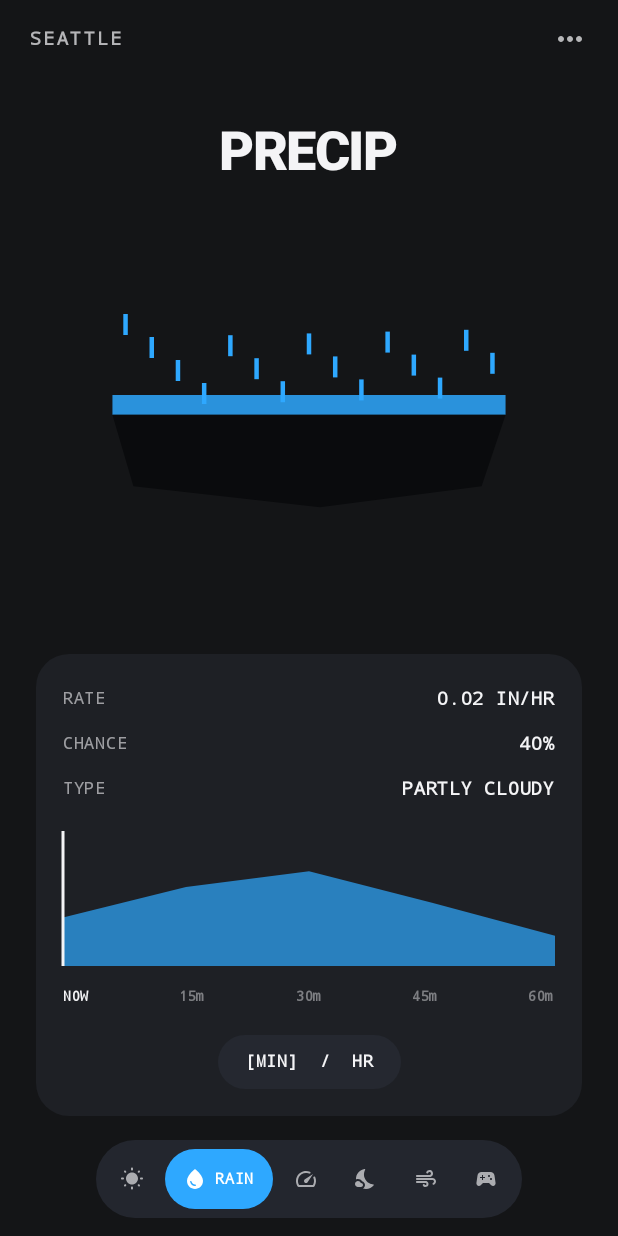
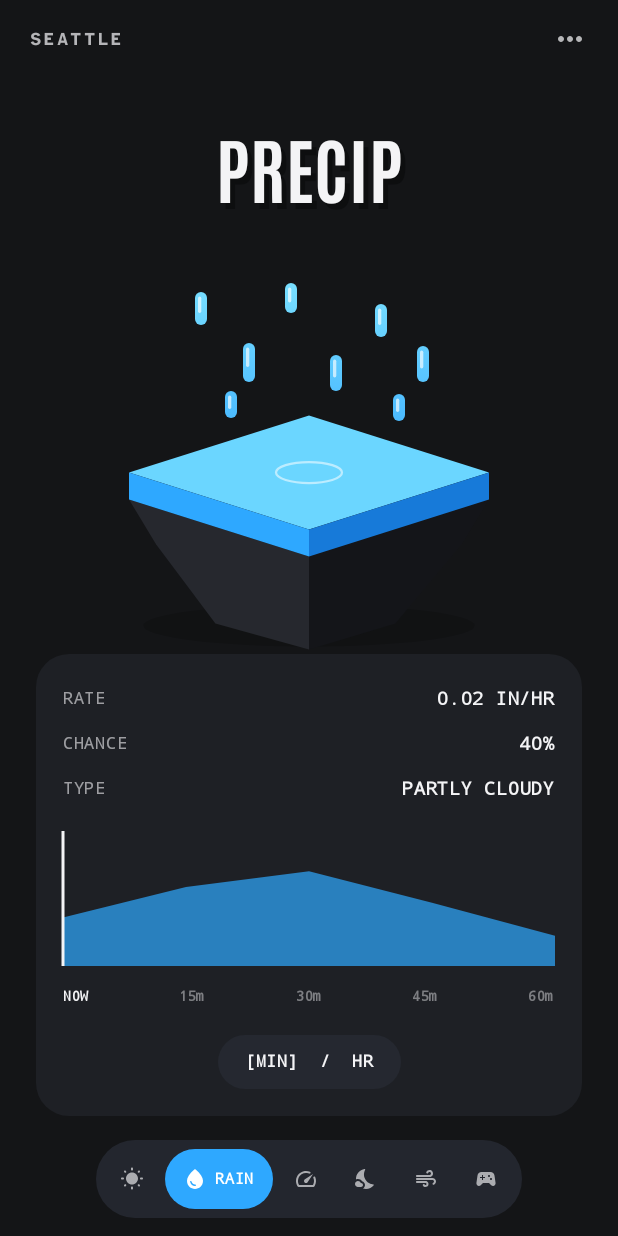
Before and after one commit to Boladale-01/un-boring-weather, an Android app built with Jetpack Compose: the screen it shows after launch (MainActivity), after a tap on "RAIN", on a phone screen of 412 x 824 dp. Run offline under Robolectric (Android 15) with nearby library versions, the phone set to English and light mode, and no system bars; our stand-ins replace Navigation 3; network calls fail; 2 other taps on this screen came first.

Commit message:
v3.0: Figma-matched 3D stage, Antonio & Atkinson Mono fonts, isometric 3D Precip slab

```diff
--- a/app/src/main/kotlin/com/unboring/weather/ui/components/DetailPanels.kt
+++ b/app/src/main/kotlin/com/unboring/weather/ui/components/DetailPanels.kt
@@ -32,8 +32,10 @@ import androidx.compose.runtime.setValue
 import androidx.compose.ui.Alignment
 import androidx.compose.ui.Modifier
 import androidx.compose.ui.draw.clip
+import androidx.compose.ui.geometry.CornerRadius
 import androidx.compose.ui.geometry.Offset
 import androidx.compose.ui.geometry.Size
+import androidx.compose.ui.graphics.Brush
 import androidx.compose.ui.graphics.Color
 import androidx.compose.ui.graphics.Path
 import androidx.compose.ui.input.pointer.pointerInput
@@ -45,6 +47,8 @@ import androidx.compose.ui.unit.sp
 import com.unboring.weather.model.HourlyPoint
 import com.unboring.weather.model.WeatherSkin
 import com.unboring.weather.model.WeatherSnapshot
+import com.unboring.weather.ui.theme.AntonioDisplay
+import com.unboring.weather.ui.theme.AtkinsonMono
 import kotlin.math.PI
 import kotlin.math.cos
 import kotlin.math.roundToInt
@@ -78,55 +82,123 @@ fun PrecipDetailPanel(
     horizontalAlignment = Alignment.CenterHorizontally,
     verticalArrangement = Arrangement.SpaceBetween
   ) {
-    Text(
-      text = "PRECIP",
-      color = skin.onSurface,
-      fontSize = 36.sp,
-      fontWeight = FontWeight.Black,
-      letterSpacing = (-1).sp
-    )
+    Box(contentAlignment = Alignment.Center) {
+      Text(
+        text = "PRECIP",
+        color = skin.numeralExtrude.copy(alpha = 0.7f),
+        fontSize = 48.sp,
+        fontWeight = FontWeight.Bold,
+        fontFamily = AntonioDisplay,
+        modifier = Modifier.offset(x = 3.dp, y = 4.dp)
+      )
+      Text(
+        text = "PRECIP",
+        color = skin.onSurface,
+        fontSize = 48.sp,
+        fontWeight = FontWeight.Bold,
+        fontFamily = AntonioDisplay
+      )
+    }
 
-    // 3D-style Terrain Cross-Section Slab + Water Pool
+    // Isometric 3D Water Cap + Faceted 3D Rock Slab + 3D Gradient Raindrops (matching Figma Screen 04)
     Canvas(
       modifier = Modifier
         .fillMaxWidth()
-        .height(140.dp)
+        .height(210.dp)
     ) {
-      val w = size.width
-      val h = size.height
-      val slabTop = h * 0.48f
-      val slabH = h * 0.34f
-      val left = w * 0.14f
-      val right = w * 0.86f
+      val cx = size.width * 0.5f
+      val isoW = 120.dp.toPx()
+      val isoH = 38.dp.toPx()
+      val waterTopY = size.height * 0.44f
+      val waterThick = 18.dp.toPx()
+      val rockDepth = 62.dp.toPx()
 
-      // Water layer on top
-      val waterDepth = (6.dp.toPx() + (chanceVal / 100f) * 18.dp.toPx())
-      drawRect(
-        color = skin.rainColor.copy(alpha = 0.85f),
-        topLeft = Offset(left, slabTop - waterDepth),
-        size = Size(right - left, waterDepth)
+      // Soft ground shadow
+      drawOval(
+        color = Color.Black.copy(alpha = 0.16f),
+        topLeft = Offset(cx - isoW * 0.92f, waterTopY + isoH * 2f + rockDepth - 12.dp.toPx()),
+        size = Size(isoW * 1.84f, 28.dp.toPx())
       )
 
-      // Dark 3D terrain block
-      val terrainPath = Path().apply {
-        moveTo(left, slabTop)
-        lineTo(right, slabTop)
-        lineTo(right - 16.dp.toPx(), slabTop + slabH)
-        lineTo(w * 0.52f, slabTop + slabH + 14.dp.toPx())
-        lineTo(left + 14.dp.toPx(), slabTop + slabH)
+      // Faceted 3D Rock Base (Left & Right facets)
+      val rockLeft = Path().apply {
+        moveTo(cx - isoW, waterTopY + isoH + waterThick)
+        lineTo(cx, waterTopY + isoH * 2f + waterThick)
+        lineTo(cx, waterTopY + isoH * 2f + waterThick + rockDepth)
+        lineTo(cx - isoW * 0.52f, waterTopY + isoH * 2f + waterThick + rockDepth * 0.72f)
+        lineTo(cx - isoW * 0.85f, waterTopY + isoH + waterThick + rockDepth * 0.48f)
         close()
       }
-      drawPath(terrainPath, color = skin.numeralExtrude)
+      drawPath(rockLeft, color = Color(0xFF26282E))
 
-      // Falling rain streaks
-      for (i in 0..14) {
-        val rx = left + ((i + 0.5f) / 15f) * (right - left)
-        val ry = (i * 23f) % (slabTop - 20.dp.toPx())
-        drawLine(
-          color = skin.rainColor,
-          start = Offset(rx, ry),
-          end = Offset(rx, ry + 14.dp.toPx()),
-          strokeWidth = 3.dp.toPx()
+      val rockRight = Path().apply {
+        moveTo(cx, waterTopY + isoH * 2f + waterThick)
+        lineTo(cx + isoW, waterTopY + isoH + waterThick)
+        lineTo(cx + isoW * 0.85f, waterTopY + isoH + waterThick + rockDepth * 0.48f)
+        lineTo(cx + isoW * 0.48f, waterTopY + isoH * 2f + waterThick + rockDepth * 0.72f)
+        lineTo(cx, waterTopY + isoH * 2f + waterThick + rockDepth)
+        close()
+      }
+      drawPath(rockRight, color = Color(0xFF141519))
+
+      // 3D Isometric Water Cap (Top, Left, Right)
+      val waterTop = Path().apply {
+        moveTo(cx, waterTopY)
+        lineTo(cx + isoW, waterTopY + isoH)
+        lineTo(cx, waterTopY + isoH * 2f)
+        lineTo(cx - isoW, waterTopY + isoH)
+        close()
+      }
+      drawPath(waterTop, color = Color(0xFF6BD6FF))
+
+      val waterLeft = Path().apply {
+        moveTo(cx - isoW, waterTopY + isoH)
+        lineTo(cx, waterTopY + isoH * 2f)
+        lineTo(cx, waterTopY + isoH * 2f + waterThick)
+        lineTo(cx - isoW, waterTopY + isoH + waterThick)
+        close()
+      }
+      drawPath(waterLeft, color = Color(0xFF2EA8FF))
+
+      val waterRight = Path().apply {
+        moveTo(cx, waterTopY + isoH * 2f)
+        lineTo(cx + isoW, waterTopY + isoH)
+        lineTo(cx + isoW, waterTopY + isoH + waterThick)
+        lineTo(cx, waterTopY + isoH * 2f + waterThick)
+        close()
+      }
+      drawPath(waterRight, color = Color(0xFF177AD9))
+
+      // Water splash ripple
+      drawOval(
+        color = Color.White.copy(alpha = 0.55f),
+        topLeft = Offset(cx - 22.dp.toPx(), waterTopY + isoH - 7.dp.toPx()),
+        size = Size(44.dp.toPx(), 14.dp.toPx()),
+        style = androidx.compose.ui.graphics.drawscope.Stroke(width = 1.5.dp.toPx())
+      )
+
+      // 3D Raindrop Capsules with Specular Highlights
+      val drops = listOf(
+        Triple(-76f, 10f, 22f), Triple(-44f, 44f, 26f), Triple(-16f, 4f, 20f),
+        Triple(14f, 52f, 24f), Triple(44f, 18f, 22f), Triple(72f, 46f, 24f),
+        Triple(-56f, 76f, 18f), Triple(56f, 78f, 18f)
+      )
+      drops.forEach { (ox, oy, dh) ->
+        val dx = cx + ox.dp.toPx()
+        val dy = oy.dp.toPx()
+        val dw = 8.dp.toPx()
+        val dhPx = dh.dp.toPx()
+        drawRoundRect(
+          brush = Brush.verticalGradient(listOf(Color(0xFF7AE0FF), Color(0xFF148EFF))),
+          topLeft = Offset(dx, dy),
+          size = Size(dw, dhPx),
+          cornerRadius = CornerRadius(dw / 2f, dw / 2f)
+        )
+        drawRoundRect(
+          color = Color.White.copy(alpha = 0.65f),
+          topLeft = Offset(dx + 2.dp.toPx(), dy + 3.dp.toPx()),
+          size = Size(2.2.dp.toPx(), dhPx * 0.5f),
+          cornerRadius = CornerRadius(1.1.dp.toPx(), 1.1.dp.toPx())
         )
       }
     }
--- /dev/null
+++ b/app/src/main/kotlin/com/unboring/weather/ui/components/Weather3DStage.kt
@@ -0,0 +1,324 @@
+package com.unboring.weather.ui.components
+
+import androidx.compose.animation.core.Spring
+import androidx.compose.animation.core.animateFloatAsState
+import androidx.compose.animation.core.spring
+import androidx.compose.foundation.Canvas
+import androidx.compose.foundation.layout.Box
+import androidx.compose.foundation.layout.Column
+import androidx.compose.foundation.layout.Spacer
+import androidx.compose.foundation.layout.fillMaxSize
+import androidx.compose.foundation.layout.height
+import androidx.compose.foundation.layout.offset
+import androidx.compose.foundation.layout.padding
+import androidx.compose.foundation.layout.size
+import androidx.compose.material3.Text
+import androidx.compose.runtime.Composable
+import androidx.compose.runtime.LaunchedEffect
+import androidx.compose.runtime.getValue
+import androidx.compose.runtime.mutableFloatStateOf
+import androidx.compose.runtime.remember
+import androidx.compose.runtime.setValue
+import androidx.compose.ui.Alignment
+import androidx.compose.ui.Modifier
+import androidx.compose.ui.geometry.CornerRadius
+import androidx.compose.ui.geometry.Offset
+import androidx.compose.ui.geometry.Size
+import androidx.compose.ui.graphics.Brush
+import androidx.compose.ui.graphics.Color
+import androidx.compose.ui.graphics.Path
+import androidx.compose.ui.graphics.drawscope.Stroke
+import androidx.compose.ui.graphics.drawscope.rotate
+import androidx.compose.ui.graphics.graphicsLayer
+import androidx.compose.ui.graphics.lerp
+import androidx.compose.ui.platform.LocalDensity
+import androidx.compose.ui.text.font.FontWeight
+import androidx.compose.ui.unit.IntOffset
+import androidx.compose.ui.unit.dp
+import androidx.compose.ui.unit.sp
+import com.unboring.weather.model.ShaderMode
+import com.unboring.weather.model.WeatherCondition
+import com.unboring.weather.model.WeatherSkin
+import com.unboring.weather.ui.theme.AntonioDisplay
+import com.unboring.weather.ui.theme.AtkinsonMono
+import kotlin.math.PI
+import kotlin.math.cos
+import kotlin.math.roundToInt
+import kotlin.math.sin
+import kotlin.random.Random
+import kotlinx.coroutines.delay
+
+@Composable
+fun Weather3DStage(
+  temperatureDisplay: Int,
+  condition: WeatherCondition,
+  precipProbability: Int,
+  cloudCover: Int,
+  windSpeedMph: Double,
+  isDay: Boolean,
+  moonPhaseFraction: Double,
+  cloudSeed: Int,
+  skin: WeatherSkin,
+  spinAngleDeg: Float,
+  pullX: Float,
+  pullY: Float,
+  modifier: Modifier = Modifier
+) {
+  var timeSec by remember { mutableFloatStateOf(0f) }
+  LaunchedEffect(Unit) {
+    while (true) {
+      delay(16L)
+      timeSec += 0.016f
+    }
+  }
+
+  val cloudSpring by animateFloatAsState(
+    targetValue = 1f,
+    animationSpec = spring(dampingRatio = Spring.DampingRatioMediumBouncy, stiffness = Spring.StiffnessMedium),
+    label = "cloudSpring"
+  )
+  val density = LocalDensity.current.density
+  val bg = if (isDay) skin.background else skin.backgroundNight
+  val isWireframe = skin.shaderMode == ShaderMode.WIREFRAME
+  val isNormal = skin.shaderMode == ShaderMode.NORMAL_DEBUG
+  val isMetallic = skin.shaderMode == ShaderMode.METALLIC
+
+  Box(modifier = modifier.fillMaxSize()) {
+    // 1. Studio Vignette + Subtle Grain Layer
+    Canvas(modifier = Modifier.fillMaxSize()) {
+      drawRect(
+        brush = Brush.radialGradient(
+          colors = listOf(
+            lerp(bg, Color.White, 0.06f),
+            bg,
+            lerp(bg, Color.Black, 0.22f)
+          ),
+          center = Offset(size.width * 0.5f, size.height * 0.38f),
+          radius = size.maxDimension * 0.75f
+        )
+      )
+    }
+
+    // 2. 3D Sun / Moon + Sculpted Cloud Cluster + Rain/Snow (rotates & stretches with rubber-band)
+    Canvas(
+      modifier = Modifier
+        .fillMaxSize()
+        .graphicsLayer {
+          cameraDistance = 14f * density
+          rotationY = spinAngleDeg * 0.55f
+          translationX = pullX * 95f
+          translationY = pullY * 75f
+        }
+    ) {
+      val cx = size.width * 0.5f
+      val stageY = size.height * 0.23f
+
+      // Sun or Moon
+      if (isDay) {
+        val sunR = 64.dp.toPx()
+        val sunCenter = Offset(cx, stageY - 12.dp.toPx() + sin(timeSec * 1.2f) * 3.dp.toPx())
+        if (isWireframe) {
+          drawCircle(skin.sunColor, radius = sunR, center = sunCenter, style = Stroke(2.dp.toPx()))
+        } else {
+          drawCircle(
+            brush = Brush.radialGradient(
+              colors = listOf(
+                if (isNormal) Color(0xFFFF7AE0) else lerp(skin.sunColor, Color.White, 0.25f),
+                if (isNormal) Color(0xFF6B8BFF) else skin.sunColor,
+                if (isNormal) Color(0xFF3A4BFF) else lerp(skin.sunColor, Color.Black, 0.18f)
+              ),
+              center = sunCenter - Offset(sunR * 0.28f, sunR * 0.28f),
+              radius = sunR * 1.35f
+            ),
+            radius = sunR,
+            center = sunCenter
+          )
+        }
+      } else {
+        val moonR = 58.dp.toPx()
+        val moonCenter = Offset(cx, stageY - 10.dp.toPx())
+        drawCircle(Color(0xFF23252C), radius = moonR, center = moonCenter)
+        val litWidth = cos(2.0 * PI * moonPhaseFraction).toFloat()
+        drawArc(
+          color = Color(0xFFF2F4FA),
+          startAngle = if (moonPhaseFraction < 0.5) -90f else 90f,
+          sweepAngle = 180f,
+          useCenter = true,
+          topLeft = Offset(moonCenter.x - moonR, moonCenter.y - moonR),
+          size = Size(moonR * 2f, moonR * 2f)
+        )
+        if (litWidth > 0f) {
+          drawOval(
+            color = Color(0xFF23252C),
+            topLeft = Offset(moonCenter.x - moonR * litWidth, moonCenter.y - moonR),
+            size = Size(moonR * 2f * litWidth, moonR * 2f)
+          )
+        }
+      }
+
+      // Sculpted Blender-style Cloud Cluster (matching Figma proportions!)
+      if (cloudCover >= 10) {
+        val rng = Random(cloudSeed * 997 + cloudCover)
+        val jitterX = (rng.nextFloat() - 0.5f) * 14.dp.toPx()
+        val darken = if (condition == WeatherCondition.THUNDERSTORM) 0.58f else 1f
+        val baseCloud = Color(
+          (skin.cloudColor.red * darken).coerceIn(0f, 1f),
+          (skin.cloudColor.green * darken).coerceIn(0f, 1f),
+          (skin.cloudColor.blue * darken).coerceIn(0f, 1f),
+          1f
+        )
+        val puffs = listOf(
+          Triple(-54.dp.toPx(), 18.dp.toPx(), 46.dp.toPx()),
+          Triple(56.dp.toPx(), 20.dp.toPx(), 44.dp.toPx()),
+          Triple(2.dp.toPx(), 8.dp.toPx(), 56.dp.toPx()),
+          Triple(-20.dp.toPx(), -8.dp.toPx(), 36.dp.toPx())
+        )
+        puffs.forEachIndexed { idx, (ox, oy, r) ->
+          val sway = sin(timeSec * 1.1f + idx) * (windSpeedMph.toFloat().coerceIn(2f, 25f) * 0.25f)
+          val center = Offset(cx + ox + jitterX + sway, stageY + 28.dp.toPx() + oy)
+          val rad = r * cloudSpring
+          if (isWireframe) {
+            drawCircle(baseCloud, radius = rad, center = center, style = Stroke(2.dp.toPx()))
+          } else {
+            drawCircle(
+              brush = Brush.radialGradient(
+                colors = listOf(
+                  if (isNormal) Color(0xFF80FFB5) else lerp(baseCloud, Color.White, if (isMetallic) 0.35f else 0.14f),
+                  if (isNormal) Color(0xFF5CE1E6) else baseCloud,
+                  if (isNormal) Color(0xFF426BFF) else lerp(baseCloud, Color.Black, 0.28f)
+                ),
+                center = center - Offset(rad * 0.3f, rad * 0.32f),
+                radius = rad * 1.3f
+              ),
+              radius = rad,
+              center = center
+            )
+          }
+        }
+      }
+
+      // 3D Raindrop Capsules with Specular Highlights / Snow / Lightning
+      val isSnow = condition == WeatherCondition.SNOW
+      val isRain = condition in setOf(
+        WeatherCondition.DRIZZLE,
+        WeatherCondition.RAIN,
+        WeatherCondition.HEAVY_RAIN,
+        WeatherCondition.THUNDERSTORM
+      ) || precipProbability >= 45
+
+      if (isRain || isSnow) {
+        val dropCount = if (condition == WeatherCondition.THUNDERSTORM || condition == WeatherCondition.HEAVY_RAIN) 14 else 9
+        for (i in 0 until dropCount) {
+          val phase = ((timeSec * 0.9f + i * 0.27f) % 1f)
+          val dx = cx - 125.dp.toPx() + (i % 7) * 40.dp.toPx() + (i / 7) * 18.dp.toPx()
+          val dy = stageY + 70.dp.toPx() + phase * 190.dp.toPx()
+          if (isSnow) {
+            drawCircle(Color.White.copy(alpha = 1f - phase * 0.5f), radius = 4.5.dp.toPx(), center = Offset(dx, dy))
+          } else {
+            rotate(degrees = 14f, pivot = Offset(dx, dy)) {
+              drawRoundRect(
+                brush = Brush.verticalGradient(
+                  listOf(
+                    lerp(skin.rainColor, Color.White, 0.35f),
+                    skin.rainColor
+                  )
+                ),
+                topLeft = Offset(dx - 2.5.dp.toPx(), dy),
+                size = Size(5.dp.toPx(), 24.dp.toPx()),
+                cornerRadius = CornerRadius(2.5.dp.toPx(), 2.5.dp.toPx()),
+                alpha = 1f - phase * 0.45f
+              )
+            }
+          }
+        }
+      }
+
+      // Thunderstorm Bolt
+      if (condition == WeatherCondition.THUNDERSTORM && ((timeSec * 2.2f).toInt() % 5 == 0)) {
+        val bolt = Path().apply {
+          moveTo(cx + 6.dp.toPx(), stageY + 60.dp.toPx())
+          lineTo(cx - 18.dp.toPx(), stageY + 110.dp.toPx())
+          lineTo(cx + 8.dp.toPx(), stageY + 114.dp.toPx())
+          lineTo(cx - 12.dp.toPx(), stageY + 170.dp.toPx())
+        }
+        drawPath(bolt, color = Color(0xFFFFF59D), style = Stroke(width = 5.dp.toPx()))
+      }
+    }
+
+    // 3. Giant Antonio Bold 3D Extruded Temperature (spins & rubber-band pulls!)
+    val tempText = "$temperatureDisplay"
+    val subText = if (precipProbability >= 25) {
+      "${condition.label.uppercase()}  $precipProbability%"
+    } else {
+      condition.label.uppercase()
+    }
+
+    Column(
+      horizontalAlignment = Alignment.CenterHorizontally,
+      modifier = Modifier
+        .align(Alignment.Center)
+        .padding(top = 95.dp)
+        .graphicsLayer {
+          cameraDistance = 14f * density
+          rotationY = spinAngleDeg
+          translationX = pullX * 70f
+          translationY = pullY * 55f
+        }
+    ) {
+      Box(contentAlignment = Alignment.Center) {
+        // Multi-layer 3D beveled shadow/extrusion matching Figma Screen 01/02/03
+        val layers = listOf(
+          Triple(9, 13, 0.92f),
+          Triple(6, 9, 0.72f),
+          Triple(3, 4, 0.45f)
+        )
+        layers.forEach { (ox, oy, alpha) ->
+          Text(
+            text = tempText,
+            color = skin.numeralExtrude.copy(alpha = alpha),
+            fontSize = 212.sp,
+            fontWeight = FontWeight.Bold,
+            fontFamily = AntonioDisplay,
+            letterSpacing = (-8).sp,
+            modifier = Modifier.offset { IntOffset(ox, oy) }
+          )
+        }
+
+        // Front Chiseled Face
+        Text(
+          text = tempText,
+          color = skin.numeralPrimary,
+          fontSize = 212.sp,
+          fontWeight = FontWeight.Bold,
+          fontFamily = AntonioDisplay,
+          letterSpacing = (-8).sp
+        )
+
+        if (skin.hasGooglyEyes) {
+          Canvas(modifier = Modifier.size(160.dp)) {
+            val eyeR = 15.dp.toPx()
+            val pupilR = 6.5.dp.toPx()
+            listOf(
+              Offset(size.width * 0.25f, size.height * 0.36f),
+              Offset(size.width * 0.75f, size.height * 0.62f)
+            ).forEach { c ->
+              drawCircle(Color.White, radius = eyeR, center = c)
+              drawCircle(Color.Black, radius = eyeR, center = c, style = Stroke(2.dp.toPx()))
+              drawCircle(Color.Black, radius = pupilR, center = c + Offset(pullX * 8.dp.toPx(), pullY * 8.dp.toPx()))
+            }
+          }
+        }
+      }
+
+      Spacer(modifier = Modifier.height(6.dp))
+      Text(
+        text = subText,
+        color = skin.onSurface.copy(alpha = 0.88f),
+        fontSize = 13.sp,
+        fontWeight = FontWeight.Bold,
+        fontFamily = AtkinsonMono,
+        letterSpacing = 1.8.sp
+      )
+    }
+  }
+}
--- a/app/src/main/kotlin/com/unboring/weather/ui/main/MainScreen.kt
+++ b/app/src/main/kotlin/com/unboring/weather/ui/main/MainScreen.kt
@@ -60,8 +60,6 @@ import androidx.compose.ui.unit.dp
 import androidx.compose.ui.unit.sp
 import androidx.lifecycle.viewmodel.compose.viewModel
 import com.unboring.weather.model.SkinCatalog
-import com.unboring.weather.render3d.WeatherGLSurfaceView
-import com.unboring.weather.render3d.WeatherSceneState
 import com.unboring.weather.ui.components.AirQualityPanel
 import com.unboring.weather.ui.components.BlueprintCalloutsOverlay
 import com.unboring.weather.ui.components.CloudburstMinigamePanel
@@ -71,7 +69,9 @@ import com.unboring.weather.ui.components.MoonDetailPanel
 import com.unboring.weather.ui.components.PlayTheWeatherBar
 import com.unboring.weather.ui.components.PrecipDetailPanel
 import com.unboring.weather.ui.components.SkinsAndProSheet
+import com.unboring.weather.ui.components.Weather3DStage
 import com.unboring.weather.ui.components.formatTemp
+import com.unboring.weather.ui.theme.AtkinsonMono
 import kotlinx.coroutines.launch
 
 @OptIn(ExperimentalMaterial3Api::class)
@@ -199,24 +199,19 @@ fun MainScreen(
                 }
               }
           ) {
-            WeatherGLSurfaceView(
-              sceneState = WeatherSceneState(
-                skinId = state.skinId,
+            Weather3DStage(
+              temperatureDisplay = formatTemp(activeHour.tempF, state.useCelsius),
               condition = activeHour.condition,
-                temperatureDisplay = formatTemp(activeHour.tempF, state.useCelsius),
+              precipProbability = activeHour.precipProbability,
               cloudCover = activeHour.cloudCover,
               windSpeedMph = activeHour.windSpeedMph,
-                windDirectionDeg = activeHour.windDirectionDeg,
-                precipProbability = activeHour.precipProbability,
               isDay = activeHour.isDay,
               moonPhaseFraction = state.snapshot.moon.phaseFraction,
               cloudSeed = state.cloudSeed,
-                tiltX = tiltX,
-                tiltY = tiltY,
+              skin = skin,
+              spinAngleDeg = Math.toDegrees(spinAngleY.toDouble()).toFloat(),
               pullX = pullX,
               pullY = pullY,
-                spinAngleY = spinAngleY
-              ),
               modifier = Modifier.fillMaxSize()
             )
 
@@ -252,25 +247,6 @@ fun MainScreen(
                 )
               }
             }
-
-            // Condition subtitle below the 3D numeral
-            val condSub = if (activeHour.precipProbability >= 25) {
-              "${activeHour.condition.label.uppercase()}  ${activeHour.precipProbability}%"
-            } else {
-              activeHour.condition.label.uppercase()
-            }
-            Text(
-              text = condSub,
-              color = skin.onSurface.copy(alpha = 0.85f),
-              fontSize = 13.sp,
-              fontWeight = FontWeight.Bold,
-              fontFamily = FontFamily.Monospace,
-              letterSpacing = 1.8.sp,
-              modifier = Modifier
-                .align(Alignment.BottomCenter)
-                .windowInsetsPadding(WindowInsets.navigationBars)
-                .padding(bottom = 224.dp)
-            )
 
             // Bottom "Play the Weather" Scrub Bar
             PlayTheWeatherBar(
@@ -335,7 +311,7 @@ fun MainScreen(
         color = skin.onSurface.copy(alpha = 0.72f),
         fontSize = 12.sp,
         fontWeight = FontWeight.Bold,
-        fontFamily = FontFamily.Monospace,
+        fontFamily = AtkinsonMono,
         letterSpacing = 1.6.sp,
         modifier = Modifier.clickable { showLocationSheet = true }
       )
--- /dev/null
+++ b/app/src/main/kotlin/com/unboring/weather/ui/theme/AppFonts.kt
@@ -0,0 +1,36 @@
+package com.unboring.weather.ui.theme
+
+import androidx.compose.ui.text.ExperimentalTextApi
+import androidx.compose.ui.text.font.Font
+import androidx.compose.ui.text.font.FontFamily
+import androidx.compose.ui.text.font.FontVariation
+import androidx.compose.ui.text.font.FontWeight
+import com.unboring.weather.R
+
+@OptIn(ExperimentalTextApi::class)
+val AntonioDisplay = FontFamily(
+  Font(
+    resId = R.font.antonio_bold,
+    weight = FontWeight.Bold,
+    variationSettings = FontVariation.Settings(FontVariation.weight(700))
+  ),
+  Font(
+    resId = R.font.antonio_bold,
+    weight = FontWeight.Black,
+    variationSettings = FontVariation.Settings(FontVariation.weight(700))
+  )
+)
+
+@OptIn(ExperimentalTextApi::class)
+val AtkinsonMono = FontFamily(
+  Font(
+    resId = R.font.atkinson_mono,
+    weight = FontWeight.Normal,
+    variationSettings = FontVariation.Settings(FontVariation.weight(400))
+  ),
+  Font(
+    resId = R.font.atkinson_mono,
+    weight = FontWeight.Bold,
+    variationSettings = FontVariation.Settings(FontVariation.weight(700))
+  )
+)
```
Also changed, not shown: app/src/main/res/font/antonio_bold.ttf (added), app/src/main/res/font/atkinson_mono.ttf (added). Lines whose indentation alone changed are shown as unchanged.
